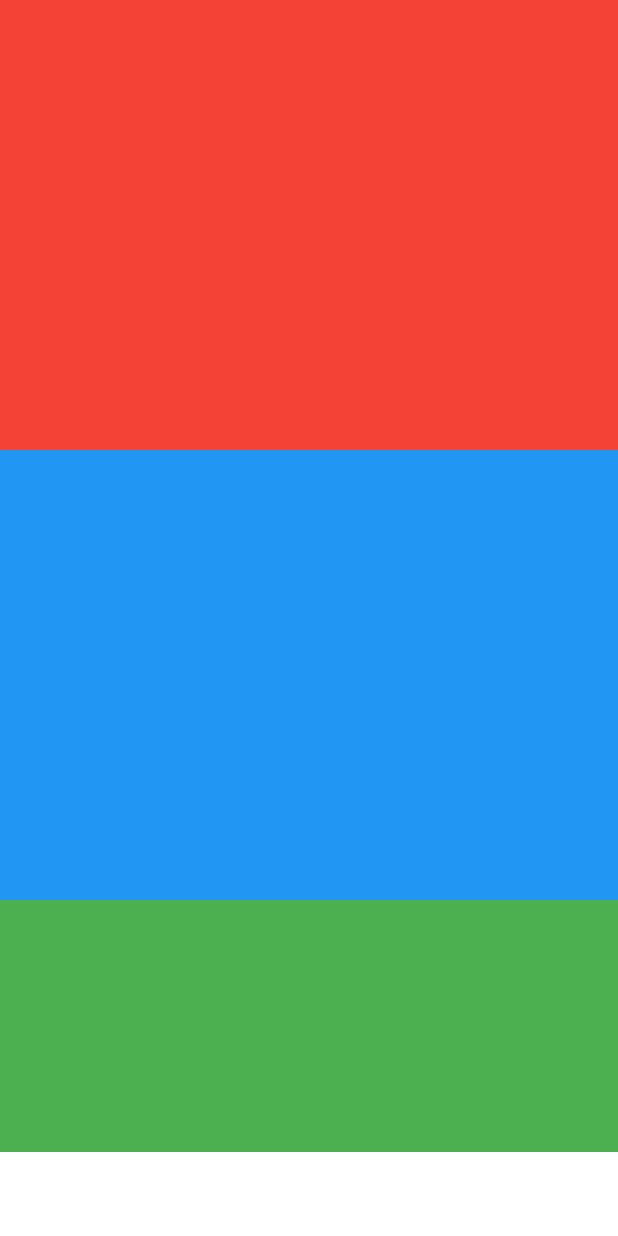
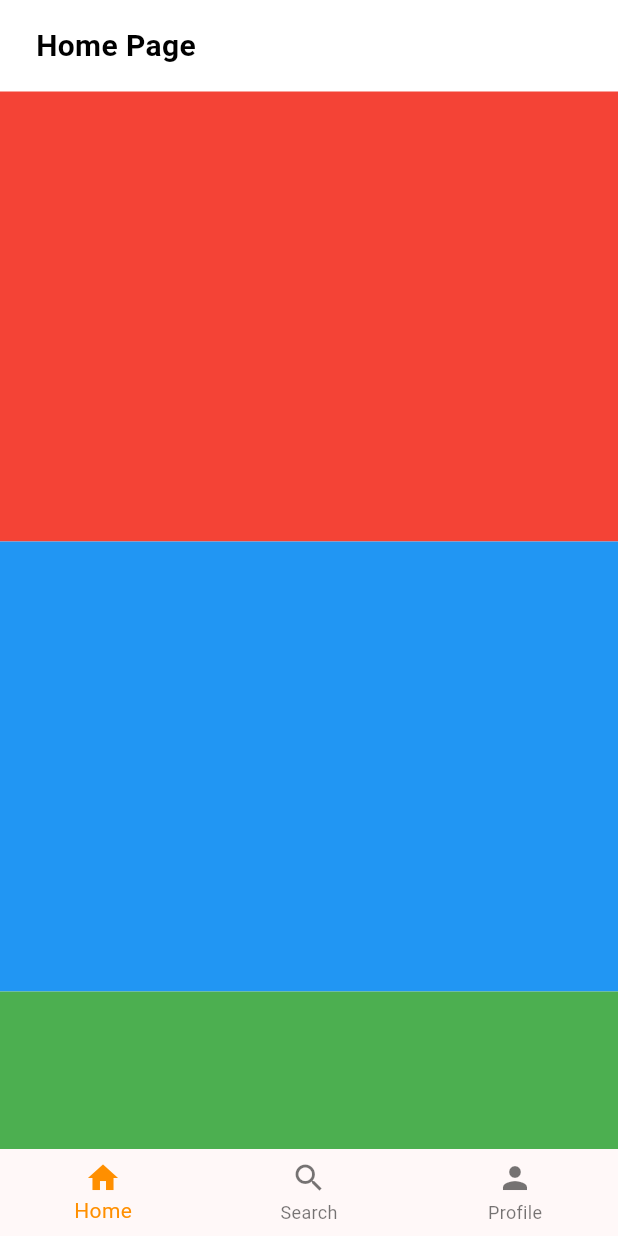
Before and after one commit to ShankarKakumani/scroll_vanisher, a Flutter app: the screen it shows after launch, on a phone screen of 412 x 824 dp. Run offline on Flutter 3.47's test engine with Material 2 defaults, Android fonts, the phone set to English and light mode, and no system bars.

Commit message:
- added example

```diff
--- a/example/lib/example/bottom_navigation/bottom_navigation_screen.dart
+++ b/example/lib/example/bottom_navigation/bottom_navigation_screen.dart
@@ -10,17 +10,13 @@ class BottomNavigationScreen extends StatelessWidget {
   @override
   Widget build(BuildContext context) {
     return Scaffold(
-      backgroundColor: Colors.black,
+      backgroundColor: Colors.white,
       bottomNavigationBar: getBottomNavRow(context),
-      body: SafeArea(
-        top: false,
-        bottom: false,
-        child: PageView(
-          controller: PageController(),
-          onPageChanged: (page) {},
-          physics: const NeverScrollableScrollPhysics(),
-          children: getBottomNavPages(),
-        ),
+      body: PageView(
+        controller: PageController(),
+        onPageChanged: (page) {},
+        physics: const NeverScrollableScrollPhysics(),
+        children: getBottomNavPages(),
       ),
     );
   }
@@ -36,10 +32,24 @@ class BottomNavigationScreen extends StatelessWidget {
       startingOffset: 0,
       controller: pageOneScrollController,
       scrollVanisherDirection: ScrollVanisherDirection.forward,
-      child: Container(
-        height: 56 + MediaQuery.of(context).padding.bottom,
-        color: Colors.white,
-        width: double.infinity,
+      child: BottomNavigationBar(
+        items: const <BottomNavigationBarItem>[
+          BottomNavigationBarItem(
+            icon: Icon(Icons.home),
+            label: 'Home',
+          ),
+          BottomNavigationBarItem(
+            icon: Icon(Icons.search),
+            label: 'Search',
+          ),
+          BottomNavigationBarItem(
+            icon: Icon(Icons.person),
+            label: 'Profile',
+          ),
+        ],
+        currentIndex: 0,
+        selectedItemColor: Colors.amber[800],
+        onTap: (index) {},
       ),
     );
   }
--- a/example/lib/example/pages/page_one.dart
+++ b/example/lib/example/pages/page_one.dart
@@ -7,16 +7,28 @@ class PageOne extends StatelessWidget {
 
   @override
   Widget build(BuildContext context) {
-    return SingleChildScrollView(
+    return SafeArea(
+      child: SingleChildScrollView(
         scrollDirection: Axis.vertical,
         physics: const BouncingScrollPhysics(),
         controller: scrollController,
         child: Column(
+          crossAxisAlignment: CrossAxisAlignment.start,
           children: [
+            const Padding(
+              padding: EdgeInsets.symmetric(horizontal: 24.0, vertical: 16),
+              child: Text(
+                'Home Page',
+                style: TextStyle(
+                  fontSize: 20,
+                  fontWeight: FontWeight.w600,
+                  color: Colors.black,
+                ),
+              ),
+            ),
             Container(
               color: Colors.red,
               height: 300,
-
             ),
             Container(
               color: Colors.blue,
@@ -33,6 +45,7 @@ class PageOne extends StatelessWidget {
             ),
           ],
         ),
+      ),
     );
   }
 }
```
Lines whose indentation alone changed are shown as unchanged.
